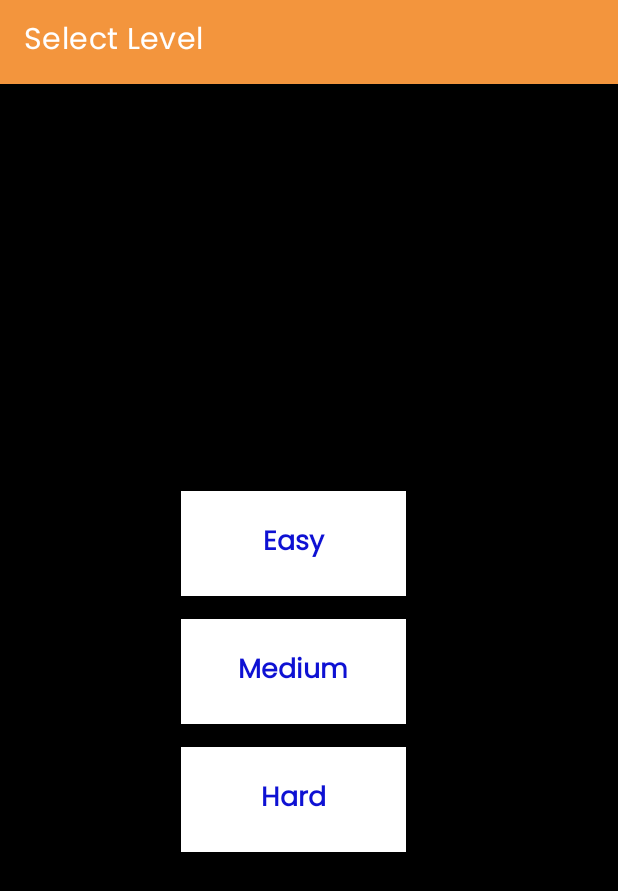
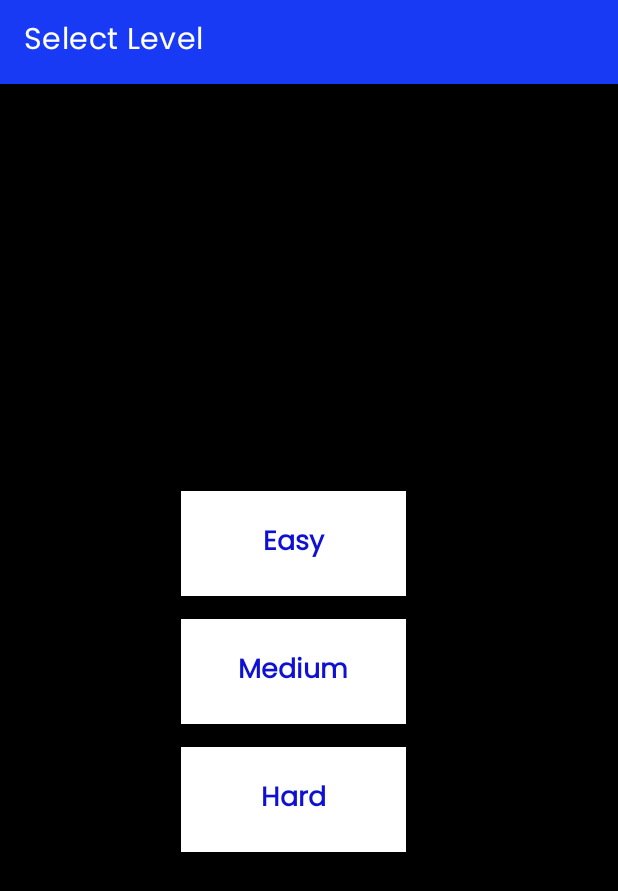
Before and after one commit to EmadAhmedSabir/Assignment_Snake_Game, an Android app: the screen it shows after launch (LevelsActivity), after a tap on an icon or button, on a phone screen of 412 x 824 dp. Shown: the top 891 px of the screen. Run offline under Robolectric (Android 15) with nearby library versions, the phone set to English and light mode, and no system bars.

Commit message:
"Updated levels, tap to play screen adn status bar color change"

```diff
--- a/app/src/main/res/values/colors.xml
+++ b/app/src/main/res/values/colors.xml
@@ -1,5 +1,6 @@
 <?xml version="1.0" encoding="utf-8"?>
 <resources>
+    <color name="royal_blue">#183AF4</color>
     <color name="purple_200">#FFBB86FC</color>
     <color name="purple_500">#f3953d</color>
     <color name="purple_700">#f3953d</color>
--- a/app/src/main/res/values/themes.xml
+++ b/app/src/main/res/values/themes.xml
@@ -2,7 +2,7 @@
     <!-- Base application theme. -->
     <style name="Theme.Chapter17" parent="Theme.MaterialComponents.DayNight.DarkActionBar">
         <!-- Primary brand color. -->
-        <item name="colorPrimary">@color/purple_500</item>
+        <item name="colorPrimary">#183AF4</item>
         <item name="colorPrimaryVariant">@color/purple_700</item>
         <item name="colorOnPrimary">@color/white</item>
         <item name="fontFamily">@font/poppins_regular</item>
@@ -16,7 +16,7 @@
 
 
         <!-- Status bar color. -->
-        <item name="android:statusBarColor">?attr/colorPrimaryVariant</item>
+        <item name="android:statusBarColor">@color/royal_blue</item>
         <!-- Customize your theme here. -->
     </style>
 
```
Also changed, not shown: app/src/main/java/com/gamecodeschool/c17snake/SnakeActivity.java (deleted, +0 -52 lines).
